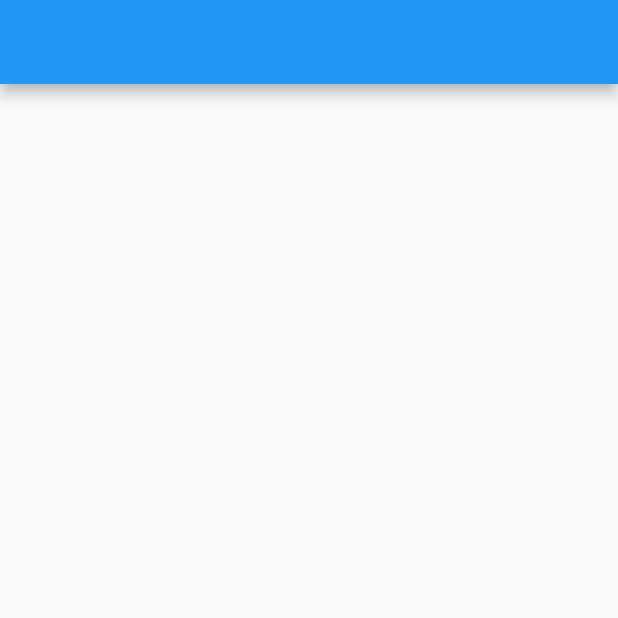
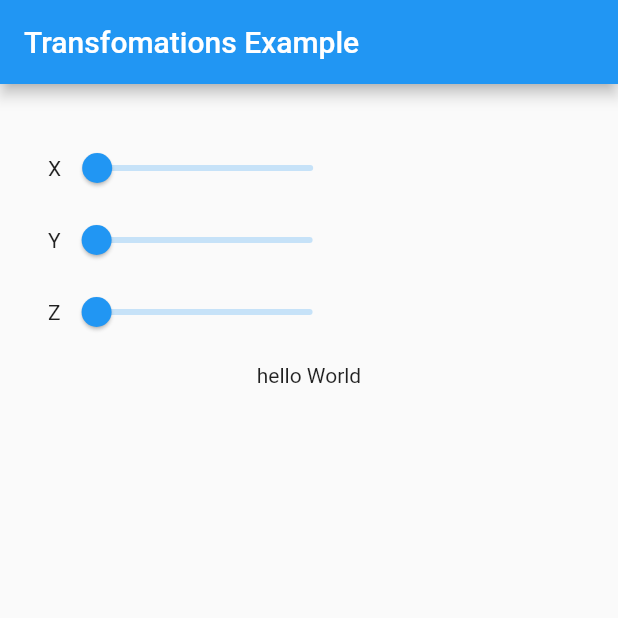
Before and after one commit to jsaintz/transformations-example, a Flutter app: the screen it shows after launch, on a phone screen of 412 x 824 dp, the top half of it. Run offline on Flutter 3.47's test engine with Material 2 defaults, Android fonts, the phone set to English and light mode, and no system bars.

Commit message:
transformation example

```diff
--- a/lib/main.dart
+++ b/lib/main.dart
@@ -11,7 +11,7 @@ class MyApp extends StatelessWidget {
   @override
   Widget build(BuildContext context) {
     return MaterialApp(
-      title: 'Flutter Demo',
+      title: 'Transfomations Example',
       theme: ThemeData(
         primarySwatch: Colors.blue,
       ),
--- a/lib/screen/home_page.dart
+++ b/lib/screen/home_page.dart
@@ -8,13 +8,47 @@ class HomePage extends StatefulWidget {
 }
 
 class _HomePageState extends State<HomePage> {
+  double _x = 0.0;
+  double _y = 0.0;
+  double _z = 0.0;
+
   @override
   Widget build(BuildContext context) {
     return Scaffold(
       appBar: AppBar(
-        title: const Text(''),
+        title: const Text('Transfomations Example'),
       ),
-      body: Container(),
+      body: Container(
+        padding: const EdgeInsets.all(32.0),
+        child: Center(
+          child: Column(
+            children: [
+              Row(
+                children: [const Text('X'), Slider(value: _x, onChanged: (double value) => setState(() => _x = value))],
+              ),
+              Row(
+                children: [const Text('Y'), Slider(value: _y, onChanged: (double value) => setState(() => _y = value))],
+              ),
+              Row(
+                children: [const Text('Z'), Slider(value: _z, onChanged: (double value) => setState(() => _z = value))],
+              ),
+              Transform(
+                transform: Matrix4.skewY(_y),
+                child: Transform(
+                  transform: Matrix4.skewX(_x),
+                  child: Transform(
+                    transform: Matrix4.rotationZ(_z),
+                    child: const Padding(
+                      padding: EdgeInsets.all(10.0),
+                      child: Text('hello World'),
+                    ),
+                  ),
+                ),
+              ),
+            ],
+          ),
+        ),
+      ),
     );
   }
 }
```
